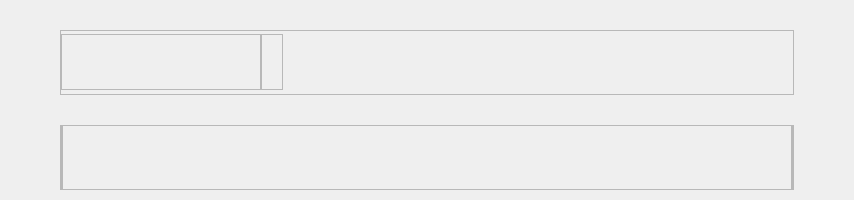
Old version of the form CaX/widget/formTop/infoservice.ui in the repository fsest4u/CaX_03.
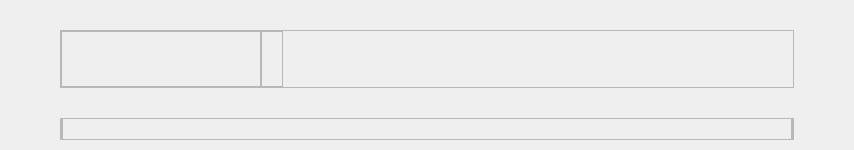
New version of the form.

The edit to the form file:
```diff
--- a/CaX/widget/formTop/infoservice.ui
+++ b/CaX/widget/formTop/infoservice.ui
@@ -7,7 +7,7 @@
     <x>0</x>
     <y>0</y>
     <width>854</width>
-    <height>200</height>
+    <height>150</height>
    </rect>
   </property>
   <property name="minimumSize">
```
